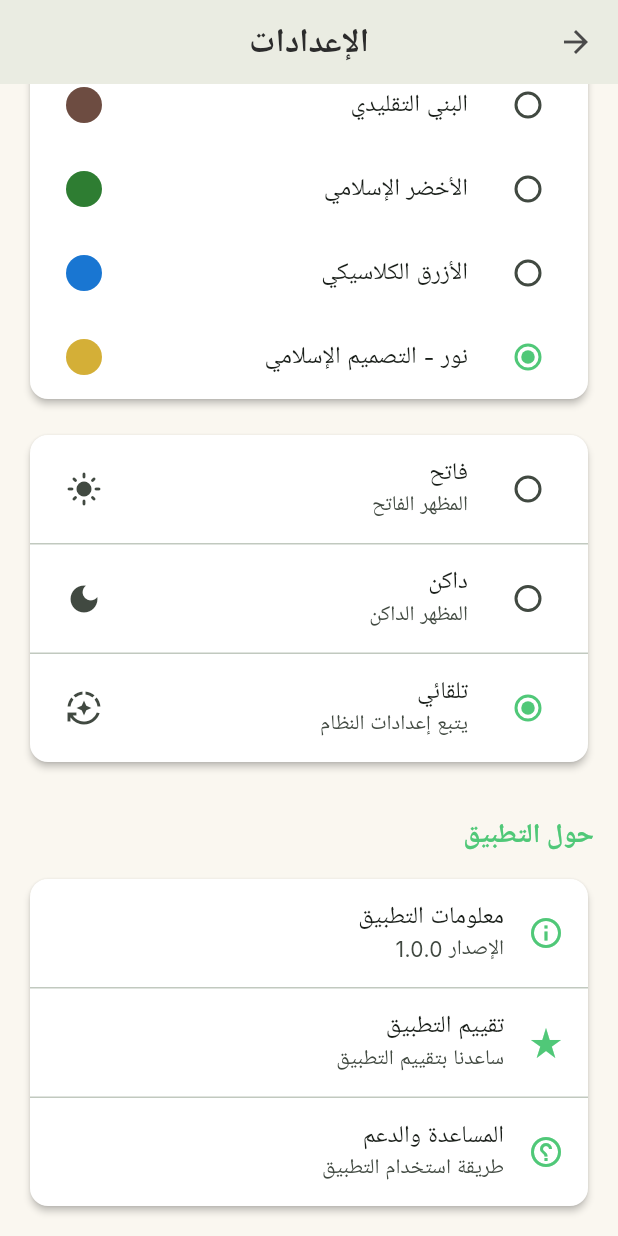
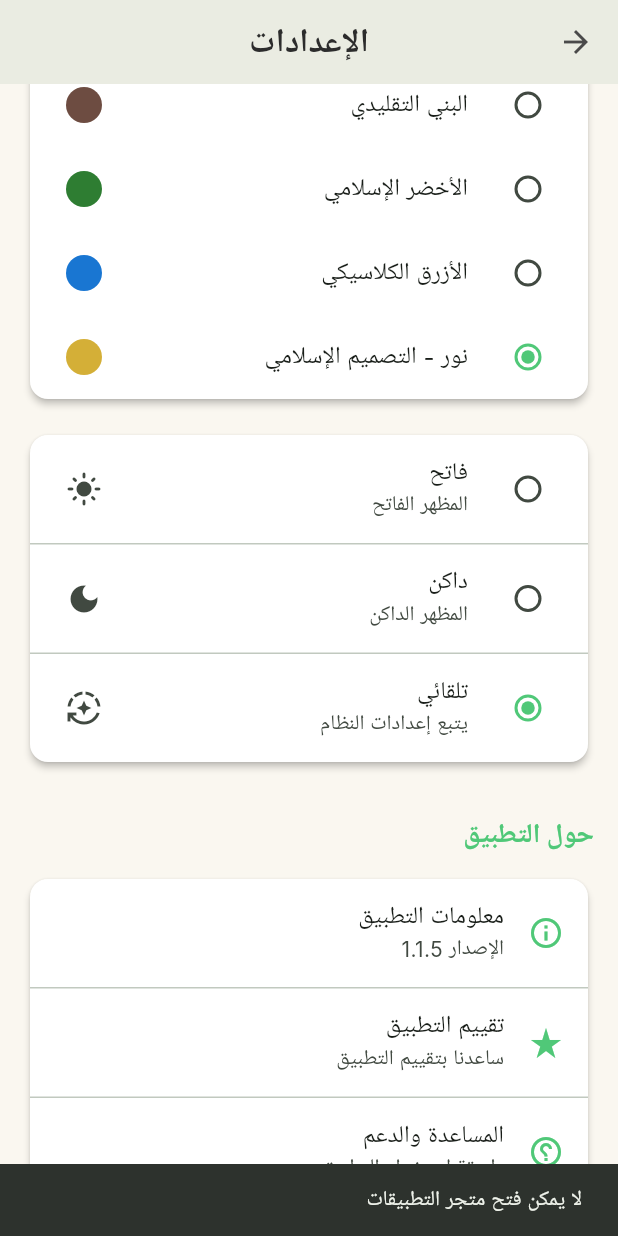
Before and after one commit to helalxp/quran_app, a Flutter app: the SettingsScreen screen opened directly, scrolled down 947 dp, after a tap on "تقييم التطبيق", on a phone screen of 412 x 824 dp. Run offline on Flutter 3.47's test engine with Material 3 defaults, Android fonts, the light colour scheme and no system bars; our stand-ins replace audio_service, firebase_analytics, firebase_core, flutter_svg, hive_flutter, just_audio and 3 more; accounts and stored records are empty; Roboto replaces fonts that are missing (Inter).

```diff
--- a/lib/settings_screen.dart
+++ b/lib/settings_screen.dart
@@ -3,6 +3,8 @@
 import 'package:flutter/material.dart';
 import 'package:provider/provider.dart';
 import 'package:shared_preferences/shared_preferences.dart';
+import 'package:package_info_plus/package_info_plus.dart';
+import 'package:url_launcher/url_launcher.dart';
 import 'theme_manager.dart';
 import 'continuous_audio_manager.dart';
 import 'memorization_manager.dart';
@@ -36,6 +38,7 @@ class _SettingsScreenState extends State<SettingsScreen> with TickerProviderStat
   bool _autoPlayNext = true;
   bool _repeatSurah = false;
   bool _isLoading = true;
+  String _appVersion = '1.0.0'; // Will be loaded from package info
 
   // Memorization settings
   int _memorationRepetitions = 3;
@@ -79,6 +82,9 @@ class _SettingsScreenState extends State<SettingsScreen> with TickerProviderStat
     // Log settings opened analytics
     AnalyticsService.logSettingsOpened();
 
+    // Load app version
+    _loadAppVersion();
+
     // Initialize animations
     _fadeController = AnimationController(
       duration: AnimationUtils.normal,
@@ -109,6 +115,56 @@ class _SettingsScreenState extends State<SettingsScreen> with TickerProviderStat
     _fadeController.dispose();
     AnimationUtils.disposeStaggeredControllers(_sectionControllers);
     super.dispose();
+  }
+
+  Future<void> _loadAppVersion() async {
+    try {
+      final packageInfo = await PackageInfo.fromPlatform();
+      setState(() {
+        _appVersion = packageInfo.version;
+      });
+    } catch (e) {
+      // Fallback to default version
+      setState(() {
+        _appVersion = '1.0.0';
+      });
+    }
+  }
+
+  Future<void> _openAppRating() async {
+    try {
+      // Your app's Google Play Store URL
+      const String playStoreUrl = 'https://play.google.com/store/apps/details?id=com.helal.quran';
+
+      // Try to launch the Play Store app first, then fallback to browser
+      const String playStoreAppUrl = 'market://details?id=com.helal.quran';
+
+      if (await canLaunchUrl(Uri.parse(playStoreAppUrl))) {
+        await launchUrl(Uri.parse(playStoreAppUrl));
+      } else if (await canLaunchUrl(Uri.parse(playStoreUrl))) {
+        await launchUrl(Uri.parse(playStoreUrl), mode: LaunchMode.externalApplication);
+      } else {
+        // Show error message if can't open either
+        if (mounted) {
+          ScaffoldMessenger.of(context).showSnackBar(
+            const SnackBar(
+              content: Text('لا يمكن فتح متجر التطبيقات'),
+              duration: Duration(seconds: 2),
+            ),
+          );
+        }
+      }
+    } catch (e) {
+      // Show error message
+      if (mounted) {
+        ScaffoldMessenger.of(context).showSnackBar(
+          const SnackBar(
+            content: Text('حدث خطأ في فتح متجر التطبيقات'),
+            duration: Duration(seconds: 2),
+          ),
+        );
+      }
+    }
   }
 
   Future<void> _loadSettings() async {
@@ -701,7 +757,7 @@ class _SettingsScreenState extends State<SettingsScreen> with TickerProviderStat
               color: Theme.of(context).colorScheme.primary,
             ),
             title: const Text('معلومات التطبيق'),
-            subtitle: const Text('الإصدار 1.0.0'),
+            subtitle: Text('الإصدار $_appVersion'),
           ),
           const Divider(height: 1),
           ListTile(
@@ -711,9 +767,7 @@ class _SettingsScreenState extends State<SettingsScreen> with TickerProviderStat
             ),
             title: const Text('تقييم التطبيق'),
             subtitle: const Text('ساعدنا بتقييم التطبيق'),
-            onTap: () {
-              // TODO: Implement app rating
-            },
+            onTap: () => _openAppRating(),
           ),
           const Divider(height: 1),
           ListTile(
--- a/pubspec.yaml
+++ b/pubspec.yaml
@@ -2,7 +2,7 @@ name: quran_by_helal
 description: "Quran by Helal - A beautiful Quran reader app with audio recitation and bookmarking features."
 publish_to: 'none'
 
-version: 1.1.4+5
+version: 1.1.5+6
 
 environment:
   sdk: ">=3.7.0 <4.0.0"
```
